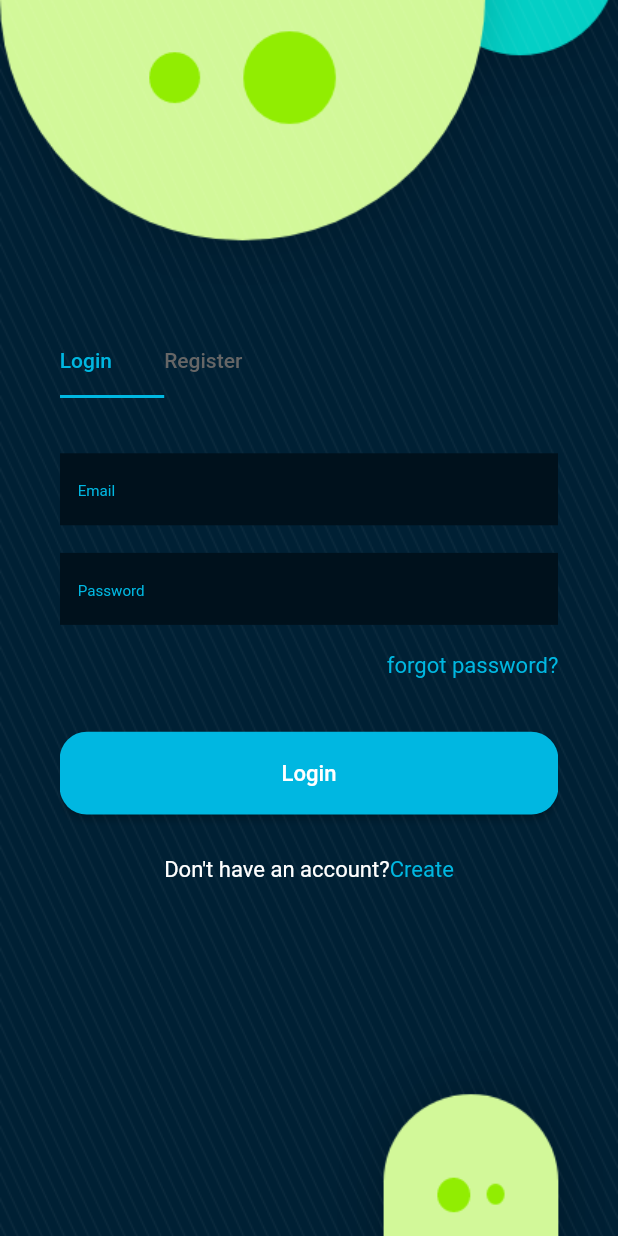
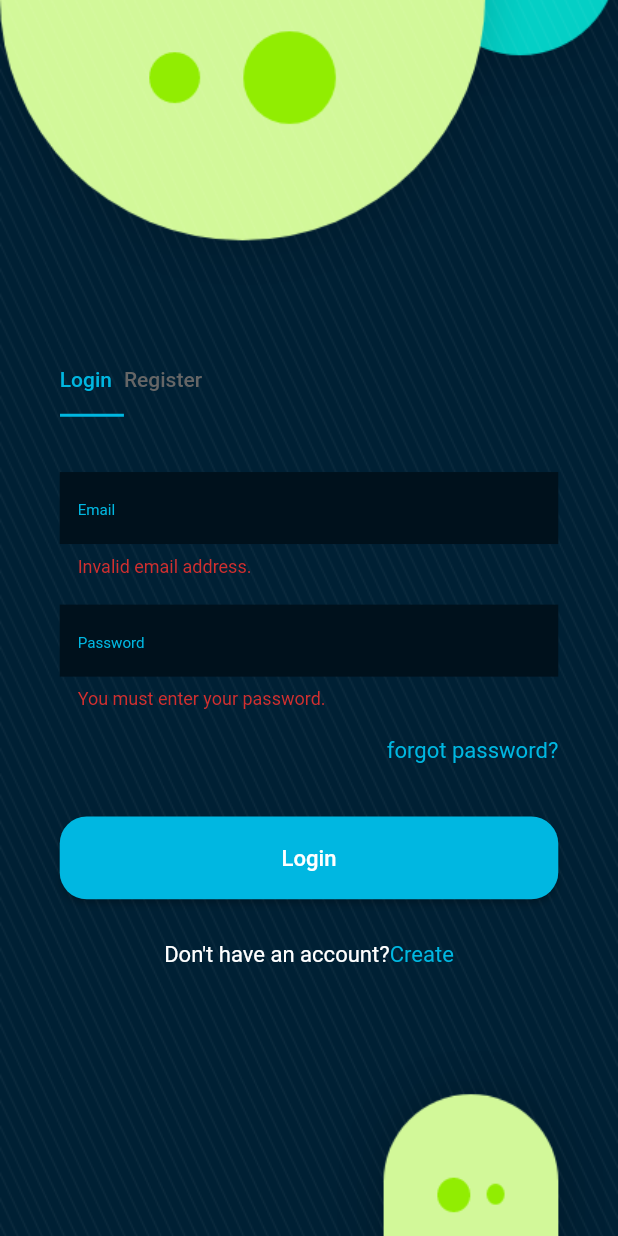
Before and after one commit to cduchesne1/flutter_state_login_example, a Flutter app: the screen it shows after launch, after a tap on "Login", on a phone screen of 412 x 824 dp. Run offline on Flutter 3.47's test engine with Material 2 defaults, Android fonts, the phone set to English and light mode, and no system bars; our stand-ins replace dartz, device_preview, equatable, internet_connection_checker, stacked, stacked_services.

Commit message:
Setup login form and add delay to login call

```diff
--- a/lib/authentification/data/authentification_remote_data_source.dart
+++ b/lib/authentification/data/authentification_remote_data_source.dart
@@ -14,6 +14,8 @@ class AuthentificationRemoteDataSourceImpl
     final expectedEmail = 'test@email.com';
     final expectedPassword = 'password';
 
+    Future.delayed(const Duration(milliseconds: 50));
+
     if (email == expectedEmail && password == expectedPassword) {
       return true;
     } else {
--- a/lib/authentification/presentation/authentification_view.dart
+++ b/lib/authentification/presentation/authentification_view.dart
@@ -1,5 +1,10 @@
 import 'package:flutter/material.dart';
+import 'package:flutter_starter_template/authentification/domain/usecases/login.dart';
+import 'package:flutter_starter_template/error/failures.dart';
+import 'package:flutter_starter_template/util/input_validator.dart';
+import 'package:stacked_services/stacked_services.dart';
 import '../../app/colors.dart';
+import '../../injection_container.dart';
 
 class AuthentificationView extends StatelessWidget {
   const AuthentificationView({Key? key}) : super(key: key);
@@ -13,7 +18,6 @@ class AuthentificationView extends StatelessWidget {
       body: Container(
           width: _width,
           height: _height,
-          padding: EdgeInsets.symmetric(horizontal: _width * (40 / 414)),
           decoration: const BoxDecoration(
             image: DecorationImage(
               image: AssetImage('assets/images/background.png'),
@@ -24,15 +28,19 @@ class AuthentificationView extends StatelessWidget {
               length: 2,
               child: Column(
                 crossAxisAlignment: CrossAxisAlignment.start,
+                mainAxisAlignment: MainAxisAlignment.center,
                 children: [
-                  Spacer(),
+                  SizedBox(
+                    height: _height * (250 / 896),
+                  ),
                   Container(
+                    padding: EdgeInsets.only(left: _width * (40 / 414)),
                     width: _width * (140 / 414),
                     child: TabBar(
                         isScrollable: true,
                         indicatorColor: AppColors.blue,
-                        labelPadding: EdgeInsets.only(
-                            left: 0, right: _width * (35 / 414)),
+                        labelPadding:
+                            EdgeInsets.only(left: 0, right: _width * (8 / 414)),
                         labelColor: AppColors.blue,
                         unselectedLabelColor: AppColors.grey,
                         tabs: [
@@ -47,21 +55,19 @@ class AuthentificationView extends StatelessWidget {
                   SizedBox(
                     height: _height * (40 / 896),
                   ),
-                  Container(
+                  Flexible(
+                    child: SizedBox(
                       width: _width,
-                    height: _height * (331 / 896),
                       child: TabBarView(
                         children: [
-                        Container(
-                          child: LoginForm(
+                          LoginForm(
                             context: context,
                           ),
-                        ),
-                        Container(child: RegisterForm(context: context)),
+                          RegisterForm(context: context),
                         ],
                       ),
                     ),
-                  Spacer()
+                  ),
                 ],
               ))),
     );
@@ -77,16 +83,50 @@ class LoginForm extends StatefulWidget {
 }
 
 class LoginFormState extends State<LoginForm> {
+  final GlobalKey<FormState> formKey = GlobalKey();
+  final NavigationService _navigationService = sl<NavigationService>();
+  final DialogService _dialogService = sl<DialogService>();
+  final Login _login = sl<Login>();
+  final InputValidator _inputValidator = sl<InputValidator>();
+
+  TextEditingController emailController = TextEditingController();
+  TextEditingController passwordController = TextEditingController();
+
+  @override
+  void dispose() {
+    emailController.dispose();
+    passwordController.dispose();
+    super.dispose();
+  }
+
+  @override
+  void setState(VoidCallback fn) {
+    // TODO: implement setState
+    super.setState(fn);
+  }
+
   @override
   Widget build(BuildContext context) {
     final double _height = MediaQuery.of(widget.context).size.height;
     final double _width = MediaQuery.of(widget.context).size.width;
     return Container(
+      padding: EdgeInsets.symmetric(horizontal: _width * (40 / 414)),
+      child: Form(
+        key: formKey,
         child: Column(
           children: [
-          TextField(
-            style:
-                TextStyle(fontSize: _height * (16 / 896), color: Colors.white),
+            TextFormField(
+              controller: emailController,
+              validator: (value) {
+                final emailIsValid = _inputValidator.validateEmailInput(value);
+
+                if (emailIsValid.isLeft()) {
+                  return 'Invalid email address.';
+                }
+                return null;
+              },
+              style: TextStyle(
+                  fontSize: _height * (16 / 896), color: Colors.white),
               decoration: InputDecoration(
                 hintText: 'Email',
                 hintStyle: TextStyle(
@@ -103,10 +143,17 @@ class LoginFormState extends State<LoginForm> {
             SizedBox(
               height: _height * (20 / 896),
             ),
-          TextField(
+            TextFormField(
+              controller: passwordController,
+              validator: (value) {
+                if (value == null || value.isEmpty) {
+                  return 'You must enter your password.';
+                }
+                return null;
+              },
               obscureText: true,
-            style:
-                TextStyle(fontSize: _height * (16 / 896), color: Colors.white),
+              style: TextStyle(
+                  fontSize: _height * (16 / 896), color: Colors.white),
               decoration: InputDecoration(
                 hintText: 'Password',
                 hintStyle: TextStyle(
@@ -127,7 +174,8 @@ class LoginFormState extends State<LoginForm> {
                 alignment: Alignment.centerRight,
                 child: Text('forgot password?',
                     style: TextStyle(
-                      color: AppColors.blue, fontSize: _height * (16 / 896)))),
+                        color: AppColors.blue,
+                        fontSize: _height * (16 / 896)))),
             SizedBox(
               height: _height * (39 / 896),
             ),
@@ -135,10 +183,26 @@ class LoginFormState extends State<LoginForm> {
               constraints: BoxConstraints.tightFor(
                   width: _width, height: _height * (60 / 896)),
               child: ElevatedButton(
-                onPressed: () => null,
-                child: Text('Login',
-                    style: TextStyle(
-                        color: Colors.white, fontSize: _height * (16 / 896))),
+                  onPressed: () async {
+                    if (formKey.currentState!.validate()) {
+                      final result = await _login(Params(
+                          email: emailController.text,
+                          password: passwordController.text));
+                      result.fold((failure) async {
+                        if (failure is AuthentificationFailure) {
+                          await _dialogService.showConfirmationDialog(
+                              title: 'Oops...',
+                              description:
+                                  'Could not login with the current credentials. Please check that you have the right credentials and try again.');
+                        } else {
+                          await _dialogService.showConfirmationDialog(
+                              title: 'No connection',
+                              description:
+                                  'It seems you are not connected to any network! Make sure you are connected to a network and try again!');
+                        }
+                      }, (success) => null);
+                    }
+                  },
                   style: ButtonStyle(
                       foregroundColor:
                           MaterialStateProperty.all<Color>(Colors.white),
@@ -147,7 +211,11 @@ class LoginFormState extends State<LoginForm> {
                       shape: MaterialStateProperty.all<RoundedRectangleBorder>(
                           RoundedRectangleBorder(
                         borderRadius: BorderRadius.circular(18.0),
-                    )))),
+                      ))),
+                  child: Text('Login',
+                      style: TextStyle(
+                          color: Colors.white,
+                          fontSize: _height * (16 / 896)))),
             ),
             SizedBox(
               height: _height * (30 / 896),
@@ -164,6 +232,7 @@ class LoginFormState extends State<LoginForm> {
               ),
             )
           ],
+        ),
       ),
     );
   }
@@ -183,6 +252,7 @@ class RegisterFormState extends State<RegisterForm> {
     final double _height = MediaQuery.of(widget.context).size.height;
     final double _width = MediaQuery.of(widget.context).size.width;
     return Container(
+      padding: EdgeInsets.symmetric(horizontal: _width * (40 / 414)),
       child: Column(
         children: [
           TextField(
@@ -229,9 +299,6 @@ class RegisterFormState extends State<RegisterForm> {
                 width: _width, height: _height * (60 / 896)),
             child: ElevatedButton(
                 onPressed: () => null,
-                child: Text('Register',
-                    style: TextStyle(
-                        color: Colors.white, fontSize: _height * (16 / 896))),
                 style: ButtonStyle(
                     foregroundColor:
                         MaterialStateProperty.all<Color>(Colors.white),
@@ -240,14 +307,17 @@ class RegisterFormState extends State<RegisterForm> {
                     shape: MaterialStateProperty.all<RoundedRectangleBorder>(
                         RoundedRectangleBorder(
                       borderRadius: BorderRadius.circular(18.0),
-                    )))),
+                    ))),
+                child: Text('Register',
+                    style: TextStyle(
+                        color: Colors.white, fontSize: _height * (16 / 896)))),
           ),
           SizedBox(
             height: _height * (30 / 896),
           ),
           RichText(
             text: TextSpan(
-              text: "Already have an account?",
+              text: 'Already have an account?',
               style: TextStyle(
                   color: Colors.white, fontSize: _height * (16 / 896)),
               children: const <TextSpan>[
```
Lines whose indentation alone changed are shown as unchanged.
